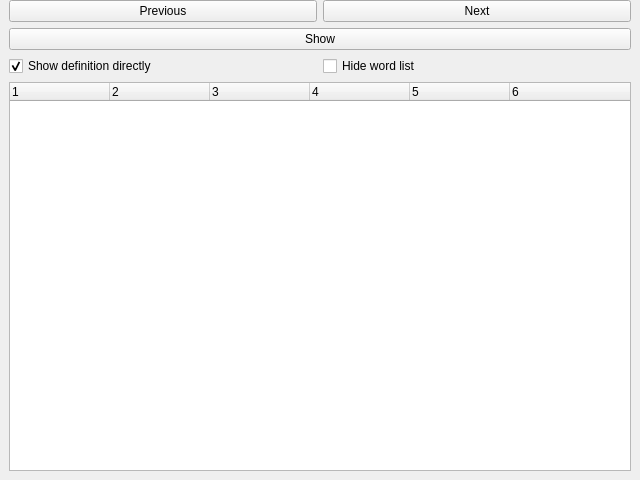
Qt form HaiBeiDanCi/browserwindow.ui (HuangHuafeng/repeat) before a commit.
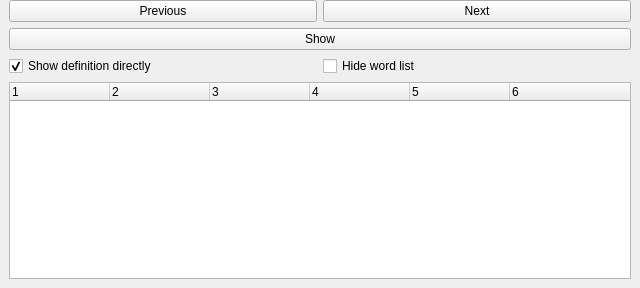
The same form after that commit.

Patch:
```diff
--- a/HaiBeiDanCi/browserwindow.ui
+++ b/HaiBeiDanCi/browserwindow.ui
@@ -7,7 +7,7 @@
     <x>0</x>
     <y>0</y>
     <width>640</width>
-    <height>480</height>
+    <height>288</height>
    </rect>
   </property>
   <property name="windowTitle">
@@ -32,12 +32,15 @@
    <item>
     <widget class="QWidget" name="widgetBottom" native="true">
      <property name="sizePolicy">
-      <sizepolicy hsizetype="Expanding" vsizetype="Preferred">
+      <sizepolicy hsizetype="Preferred" vsizetype="Maximum">
        <horstretch>0</horstretch>
        <verstretch>0</verstretch>
       </sizepolicy>
      </property>
      <layout class="QVBoxLayout" name="verticalLayout_3">
+      <property name="sizeConstraint">
+       <enum>QLayout::SetMaximumSize</enum>
+      </property>
       <property name="topMargin">
        <number>0</number>
       </property>
```
